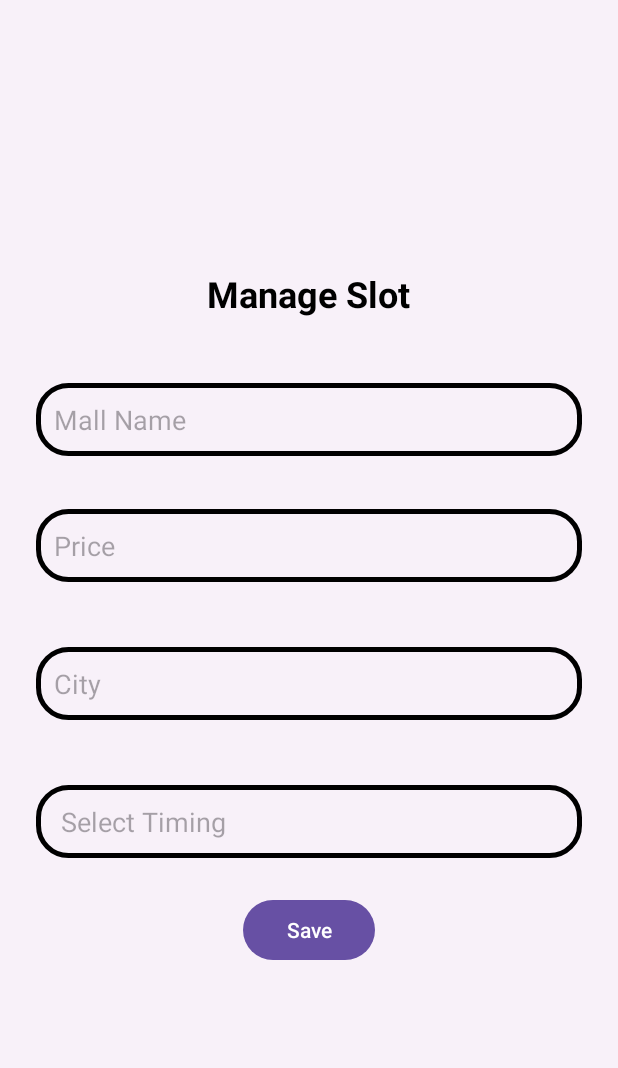
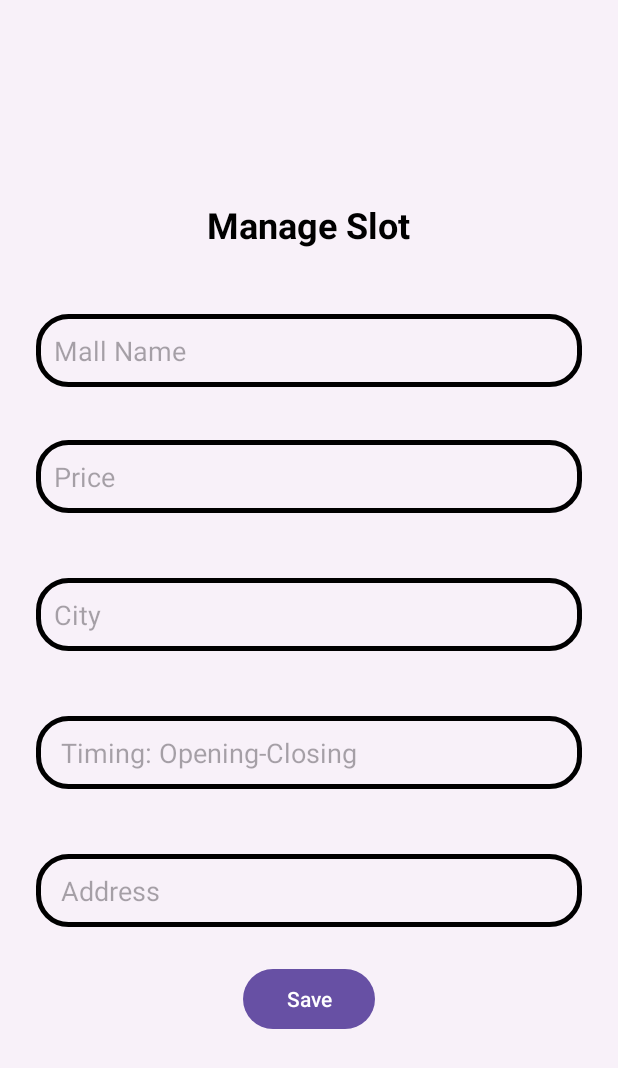
Before and after one commit to Aisha-code1/CarParkingApp, an Android app: the AddActivity screen opened directly, with no data from a screen before it, on a phone screen of 412 x 824 dp. Shown: the top 1068 px of the screen. Run offline under Robolectric (Android 15) with nearby library versions, the phone set to English and light mode, and no system bars; our stand-ins replace Firebase (no records; nobody signed in at launch, a user with empty details on screens opened directly).

Commit message:
add address

```diff
--- a/app/src/main/java/com/example/carparkingapp/ManageAdapter.java
+++ b/app/src/main/java/com/example/carparkingapp/ManageAdapter.java
@@ -41,6 +41,7 @@ public class ManageAdapter extends RecyclerView.Adapter<ManageViewHolder> {
         holder.tvPrice.setText(manage.price+"");
         holder.tvCity.setText(manage.city);
         holder.tvTiming.setText(manage.timing);
+        holder.tvAddress.setText(manage.address);
 
         holder.ivDelete.setOnClickListener(new View.OnClickListener() {
             @Override
--- a/app/src/main/java/com/example/carparkingapp/ManageViewHolder.java
+++ b/app/src/main/java/com/example/carparkingapp/ManageViewHolder.java
@@ -9,7 +9,7 @@ import androidx.recyclerview.widget.RecyclerView;
 
 public class ManageViewHolder extends RecyclerView.ViewHolder {
 
-    public TextView tvName, tvPrice, tvCity, tvTiming;
+    public TextView tvName, tvPrice, tvCity, tvTiming,tvAddress;
     ImageView ivDelete;
     public ManageViewHolder(@NonNull View dataitem) {
         super(dataitem);
@@ -18,6 +18,7 @@ public class ManageViewHolder extends RecyclerView.ViewHolder {
         tvPrice = dataitem.findViewById(R.id.tv_price);
         tvCity = dataitem.findViewById(R.id.tv_city);
         tvTiming = dataitem.findViewById(R.id.tv_timing);
+        tvAddress = dataitem.findViewById(R.id.tv_address);
         ivDelete = dataitem.findViewById(R.id.iv_delete);
     }
 }
--- a/app/src/main/res/layout/activity_add.xml
+++ b/app/src/main/res/layout/activity_add.xml
@@ -65,7 +65,7 @@
         android:id="@+id/et_timing"
         android:layout_width="match_parent"
         android:layout_height="wrap_content"
-        android:hint=" Select Timing"
+        android:hint=" Timing: Opening-Closing"
         android:focusable="false"
         android:clickable="true"
         android:textColor="@color/black"
@@ -73,6 +73,19 @@
         android:padding="12dp"
         android:layout_marginBottom="24dp"
      />
+    <TextView
+        android:layout_width="wrap_content"
+        android:layout_height="wrap_content"/>
+    <EditText
+        android:id="@+id/et_address"
+        android:layout_width="match_parent"
+        android:layout_height="wrap_content"
+        android:hint=" Address"
+        android:textColor="@color/black"
+        android:background="@drawable/edittext_background"
+        android:padding="12dp"
+        android:layout_marginBottom="24dp"
+        />
 
     <Button
         android:id="@+id/btn_save"
```
Also changed, not shown: app/src/main/java/com/example/carparkingapp/AddActivity.java (+36 -13 lines), app/src/main/java/com/example/carparkingapp/Manage.java (+6 -2 lines), app/src/main/res/layout/data_item.xml (+7 -0 lines).
